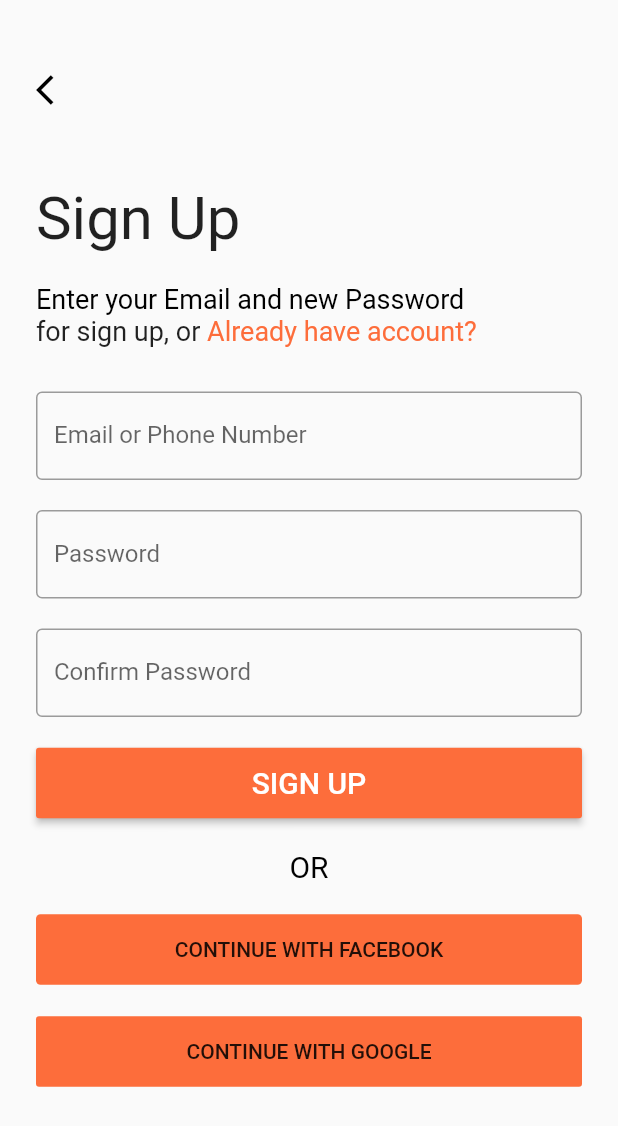
After one commit to anhminhzing/delivery_food_app, a Flutter app: the screen it shows after launch, after a tap on "Sign up", on a phone screen of 412 x 824 dp. The commit adds this screen. Shown: the top 1126 px of the screen. Run offline on Flutter 3.47's test engine with Material 2 defaults, Android fonts, the phone set to English and light mode, and no system bars.

Commit message:
+ add sign up, sign in screen ( unfinish )

```diff
--- a/lib/main.dart
+++ b/lib/main.dart
@@ -1,3 +1,5 @@
+import 'package:delivery_food_app/screens/sign_in_screen.dart';
+import 'package:delivery_food_app/screens/sign_up_screen.dart';
 import 'package:flutter/material.dart';
 
 void main() {
@@ -11,107 +13,55 @@ class MyApp extends StatelessWidget {
     return MaterialApp(
       title: 'Flutter Demo',
       theme: ThemeData(
-        // This is the theme of your application.
-        //
-        // Try running your application with "flutter run". You'll see the
-        // application has a blue toolbar. Then, without quitting the app, try
-        // changing the primarySwatch below to Colors.green and then invoke
-        // "hot reload" (press "r" in the console where you ran "flutter run",
-        // or simply save your changes to "hot reload" in a Flutter IDE).
-        // Notice that the counter didn't reset back to zero; the application
-        // is not restarted.
-        primarySwatch: Colors.blue,
-        // This makes the visual density adapt to the platform that you run
-        // the app on. For desktop platforms, the controls will be smaller and
-        // closer together (more dense) than on mobile platforms.
+        // primarySwatch: Colors.blue,
+        primaryColor: Color(0xFFFD6D3B),
+        accentColor: Color(0xFFFC9631),
         visualDensity: VisualDensity.adaptivePlatformDensity,
       ),
-      home: MyHomePage(title: 'Flutter Demo Home Page'),
+      home: MyHomePage(),
     );
   }
 }
 
 class MyHomePage extends StatefulWidget {
-  MyHomePage({Key key, this.title}) : super(key: key);
 
-  // This widget is the home page of your application. It is stateful, meaning
-  // that it has a State object (defined below) that contains fields that affect
-  // how it looks.
-
-  // This class is the configuration for the state. It holds the values (in this
-  // case the title) provided by the parent (in this case the App widget) and
-  // used by the build method of the State. Fields in a Widget subclass are
-  // always marked "final".
-
-  final String title;
 
   @override
   _MyHomePageState createState() => _MyHomePageState();
 }
 
 class _MyHomePageState extends State<MyHomePage> {
-  int _counter = 0;
-
-  void _incrementCounter() {
-    setState(() {
-      // This call to setState tells the Flutter framework that something has
-      // changed in this State, which causes it to rerun the build method below
-      // so that the display can reflect the updated values. If we changed
-      // _counter without calling setState(), then the build method would not be
-      // called again, and so nothing would appear to happen.
-      _counter++;
-    });
-  }
-
   @override
   Widget build(BuildContext context) {
-    // This method is rerun every time setState is called, for instance as done
-    // by the _incrementCounter method above.
-    //
-    // The Flutter framework has been optimized to make rerunning build methods
-    // fast, so that you can just rebuild anything that needs updating rather
-    // than having to individually change instances of widgets.
     return Scaffold(
       appBar: AppBar(
-        // Here we take the value from the MyHomePage object that was created by
-        // the App.build method, and use it to set our appbar title.
-        title: Text(widget.title),
+        title: Text('Delivery Food App'),
       ),
       body: Center(
-        // Center is a layout widget. It takes a single child and positions it
-        // in the middle of the parent.
         child: Column(
-          // Column is also a layout widget. It takes a list of children and
-          // arranges them vertically. By default, it sizes itself to fit its
-          // children horizontally, and tries to be as tall as its parent.
-          //
-          // Invoke "debug painting" (press "p" in the console, choose the
-          // "Toggle Debug Paint" action from the Flutter Inspector in Android
-          // Studio, or the "Toggle Debug Paint" command in Visual Studio Code)
-          // to see the wireframe for each widget.
-          //
-          // Column has various properties to control how it sizes itself and
-          // how it positions its children. Here we use mainAxisAlignment to
-          // center the children vertically; the main axis here is the vertical
-          // axis because Columns are vertical (the cross axis would be
-          // horizontal).
-          mainAxisAlignment: MainAxisAlignment.center,
-          children: <Widget>[
-            Text(
-              'You have pushed the button this many times:',
+          children: [
+            RaisedButton(
+              child: Text('Sign in'),
+              onPressed: (){
+                Navigator.push(
+                  context,
+                  MaterialPageRoute(builder: (context) => (SignInScreen())),
+                );
+              },
             ),
-            Text(
-              '$_counter',
-              style: Theme.of(context).textTheme.headline4,
+            RaisedButton(
+              child: Text('Sign up'),
+              onPressed: (){
+                Navigator.push(
+                  context,
+                  MaterialPageRoute(builder: (context) => (SignUpScreen())),
+                );
+              },
             ),
           ],
         ),
       ),
-      floatingActionButton: FloatingActionButton(
-        onPressed: _incrementCounter,
-        tooltip: 'Increment',
-        child: Icon(Icons.add),
-      ), // This trailing comma makes auto-formatting nicer for build methods.
+      // This trailing comma makes auto-formatting nicer for build methods.
     );
   }
 }
--- /dev/null
+++ b/lib/screens/sign_up_screen.dart
@@ -0,0 +1,190 @@
+
+import 'package:delivery_food_app/screens/sign_in_screen.dart';
+import 'package:flutter/material.dart';
+
+class SignUpScreen extends StatefulWidget {
+  @override
+  _SignUpScreenState createState() => _SignUpScreenState();
+}
+
+class _SignUpScreenState extends State<SignUpScreen> {
+  @override
+  Widget build(BuildContext context) {
+    return  Scaffold(
+      body: Container(
+        padding: const EdgeInsets.only(
+          top: 48,
+          left: 24,
+          right: 24,
+        ),
+        child: SingleChildScrollView(
+          child: Column(
+            mainAxisAlignment: MainAxisAlignment.start,
+            crossAxisAlignment: CrossAxisAlignment.start,
+            children: [
+             GestureDetector(
+               onTap: (){
+                 Navigator.pop(context);
+               },
+               child:  Icon(
+                 Icons.arrow_back_ios,
+                 color: Colors.black,
+               ),
+             ),
+              SizedBox(height: 50,),
+              Text(
+                'Sign Up',
+                style: TextStyle(
+                  fontSize: 40,
+                ),
+              ),
+              SizedBox(
+                height: 20,
+              ),
+
+              Column(
+                crossAxisAlignment: CrossAxisAlignment.start,
+                children: [
+                  Text(
+                    'Enter your Email and new Password',
+                    style:  TextStyle(
+                        fontSize: 18,
+                        color: Colors.black
+                    ),
+                  ),
+                  Row(
+                    children: [
+                      Text(
+                        'for sign up, or ',
+                        style:  TextStyle(
+                          fontSize: 18,
+                        ),
+                      ),
+                      GestureDetector(
+                        onTap: (){
+                          Navigator.push(
+                            context,
+                            MaterialPageRoute(
+                              builder: (context) => (SignInScreen())
+                            )
+                          );
+                        },
+                        child: Text(
+                          'Already have account?',
+                          style:  TextStyle(
+                            fontSize: 18,
+                            color: Color(0xFFFD6D3B),
+                          ),
+                        ),
+                      ),
+                    ],
+                  )
+                ],
+              ),
+              SizedBox(height: 30,),
+              TextField(
+                cursorColor: Colors.black,
+                decoration: InputDecoration(
+                  border: OutlineInputBorder(),
+                  labelText: 'Email or Phone Number',
+                ),
+              ),
+              SizedBox(height: 20,),
+              TextField(
+                controller: TextEditingController(),
+                cursorColor: Colors.black,
+                obscureText: true,
+                decoration: InputDecoration(
+                  border: OutlineInputBorder(),
+                  labelText: 'Password',
+                ),
+              ),
+              SizedBox(height: 20,),
+              TextField(
+                controller: TextEditingController(),
+                cursorColor: Colors.black,
+                obscureText: true,
+                decoration: InputDecoration(
+                  border: OutlineInputBorder(),
+                  labelText: 'Confirm Password',
+                ),
+              ),
+              SizedBox(height: 20,),
+              Column(
+                mainAxisAlignment: MainAxisAlignment.start,
+                crossAxisAlignment: CrossAxisAlignment.center,
+                children: [
+                  ButtonTheme(
+                    minWidth:double.infinity,
+                    height: 47,
+                    child: RaisedButton(
+                        color: Color(0xFFFD6D3B),
+                        onPressed: (){
+                          print('Sign up');
+                        },
+                        child: Container(
+                            width: 327,
+                            height: 46,
+                            child:  Center(
+                              child: Text(
+                                'SIGN UP',
+                                style: TextStyle(
+                                  fontSize: 20,
+                                  color: Colors.white,
+                                ),
+                              ),
+                            )
+                        )
+                    ),
+                  ),
+                  SizedBox(height: 20,),
+                  Text(
+                    'OR',
+                    style: TextStyle(
+                      fontSize: 20,
+                      color: Colors.black,
+                    ),
+                  ),
+                  SizedBox(height: 20,),
+                  ButtonTheme(
+                    minWidth:double.infinity,
+                    height: 47,
+                    child: RaisedButton(
+                        color: Color(0xFFFD6D3B),
+                        shape: RoundedRectangleBorder(
+                          borderRadius: BorderRadius.circular(3),
+                        ),
+                        elevation: 0,
+                        onPressed: (){
+                          print('Facebook');
+                        },
+                        child: Column(
+                          children: [
+                            // Icon(Icons.)
+                            Text('CONTINUE WITH FACEBOOK')
+                          ],
+                        )
+                    ),
+                  ),
+                  SizedBox(height: 20,),
+                  ButtonTheme(
+                    minWidth:double.infinity,
+                    height: 47,
+                    child: RaisedButton(
+                        elevation: 0,
+                        color: Color(0xFFFD6D3B),
+                        onPressed: (){
+                          print('Google');
+                        },
+                        child: Text('CONTINUE WITH GOOGLE')
+                    ),
+                  ),
+                ],
+              )
+            ],
+          ),
+        ),
+      ),
+    );
+  }
+}
```
Also changed, not shown: lib/screens/sign_in_screen.dart (added, +174 -0 lines).
